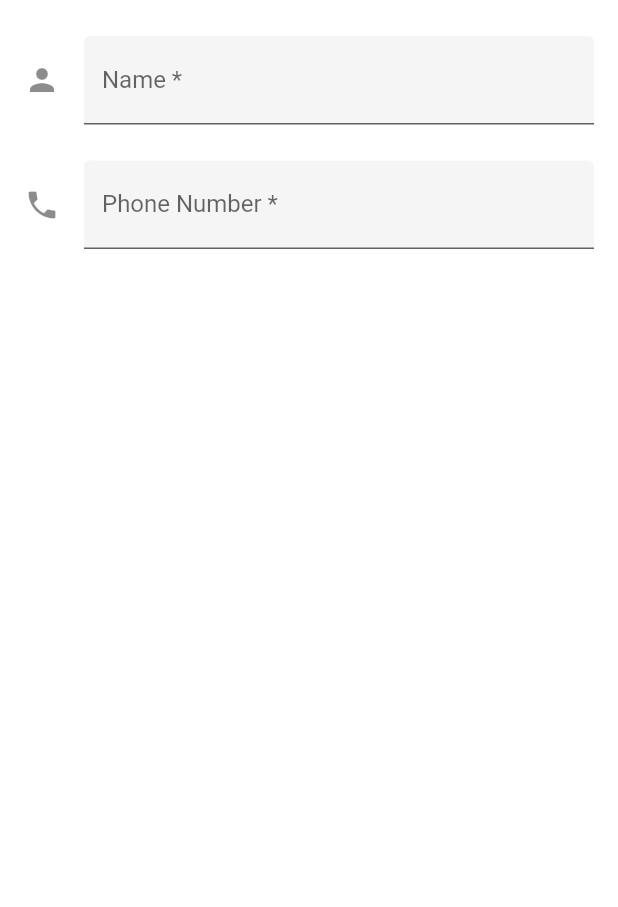
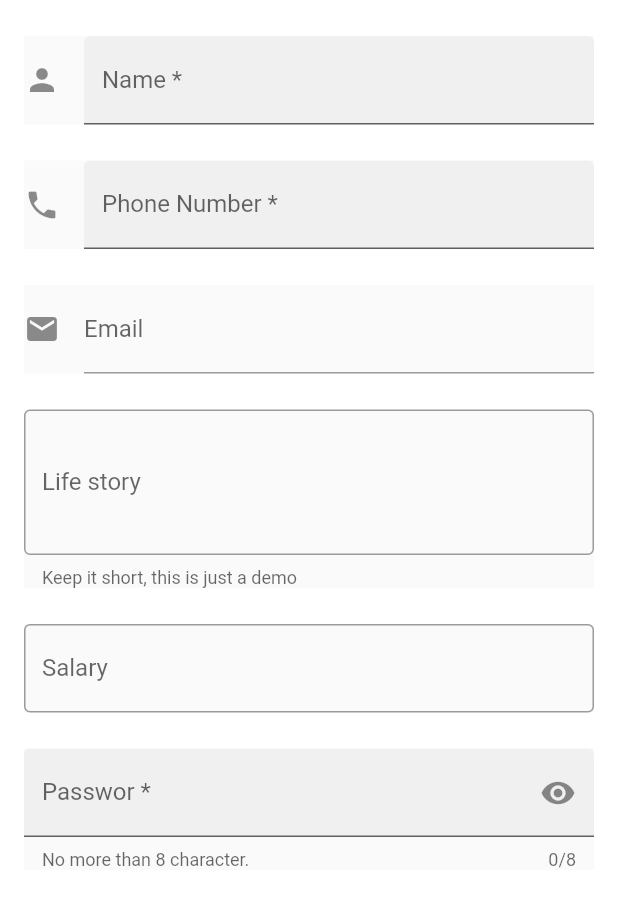
Before and after one commit to Bill-Zuckuberg/ft_textformfield, a Flutter app: the screen it shows after launch, on a phone screen of 412 x 824 dp. Shown: the top 907 px of the screen. Run offline on Flutter 3.47's test engine with Material 2 defaults, Android fonts, the phone set to English and light mode, and no system bars.

Commit message:
Generetes class wedgit pawword

```diff
--- a/lib/main.dart
+++ b/lib/main.dart
@@ -55,7 +55,8 @@
         children: <Widget>[
           const SizedBox(height: 24),
           // "Name" From
-          TextFormField(
+          Material(
+            child: TextFormField(
               textCapitalization: TextCapitalization.words,
               decoration: const InputDecoration(
                   border: UnderlineInputBorder(),
@@ -69,9 +70,11 @@
               },
               validator: _validateName,
             ),
+          ),
           const SizedBox(height: 24.0),
           // "Phone number" form
-          TextFormField(
+          Material(
+            child: TextFormField(
               decoration: const InputDecoration(
                   border: UnderlineInputBorder(),
                   filled: true,
@@ -85,10 +88,124 @@
                 print("Phone number is : $value");
               },
             ),
+          ),
           const SizedBox(height: 24.0),
-          //
+          // "Email " form
+          Material(
+            child: TextFormField(
+              decoration: const InputDecoration(
+                  border: UnderlineInputBorder(),
+                  filled: false,
+                  icon: Icon(Icons.email),
+                  hintText: "Your email address",
+                  labelText: "Email"),
+              keyboardType: TextInputType.emailAddress,
+              onSaved: (String? value) {
+                this._email = value;
+                print("Email is : $value");
+              },
+            ),
+          ),
+          const SizedBox(
+            height: 24,
+          ),
+          // "Life story" form
+          Material(
+            child: TextFormField(
+              decoration: const InputDecoration(
+                  border: OutlineInputBorder(),
+                  hintText: "Tell us about yourself",
+                  helperText: "Keep it short, this is just a demo",
+                  labelText: "Life story"),
+              maxLines: 3,
+            ),
+          ),
+          const SizedBox(
+            height: 24,
+          ),
+          // "Salary" form
+          Material(
+            child: TextFormField(
+              keyboardType: TextInputType.number,
+              decoration: const InputDecoration(
+                  border: OutlineInputBorder(),
+                  labelText: "Salary",
+                  prefixText: "\$",
+                  suffixText: "USD",
+                  suffixStyle: TextStyle(color: Colors.green)),
+            ),
+          ),
+          const SizedBox(
+            height: 24,
+          ),
+          // "Password" form
+          PasswordFiel(
+            fieldKey: _passwordFieldKey,
+            helperText: "No more than 8 character.",
+            labelText: "Passwor *",
+            onFieldSubmitted: (String value) {
+              setState(() {
+                this._password = value;
+              });
+            },
+          )
         ],
       ),
     );
   }
 }
+
+class PasswordFiel extends StatefulWidget {
+  const PasswordFiel(
+      {this.fieldKey,
+      this.hintText,
+      this.labelText,
+      this.helperText,
+      this.onSaved,
+      this.validator,
+      this.onFieldSubmitted});
+
+  final Key? fieldKey;
+  final String? hintText;
+  final String? labelText;
+  final String? helperText;
+  final FormFieldSetter<String>? onSaved;
+  final FormFieldValidator<String>? validator;
+  final ValueChanged<String>? onFieldSubmitted;
+
+  @override
+  _PasswordFieldState createState() => _PasswordFieldState();
+}
+
+class _PasswordFieldState extends State<PasswordFiel> {
+  bool _obscureText = true;
+
+  @override
+  Widget build(BuildContext context) {
+    return Material(
+      child: TextFormField(
+        key: widget.fieldKey,
+        obscureText: _obscureText,
+        maxLength: 8,
+        onSaved: widget.onSaved,
+        validator: widget.validator,
+        onFieldSubmitted: widget.onFieldSubmitted,
+        decoration: InputDecoration(
+            border: const UnderlineInputBorder(),
+            filled: true,
+            hintText: widget.hintText,
+            labelText: widget.labelText,
+            helperText: widget.helperText,
+            suffixIcon: GestureDetector(
+              onTap: () {
+                setState(() {
+                  _obscureText = !_obscureText;
+                });
+              },
+              child:
+                  Icon(_obscureText ? Icons.visibility : Icons.visibility_off),
+            )),
+      ),
+    );
+  }
+}
```
Lines whose indentation alone changed are shown as unchanged.
